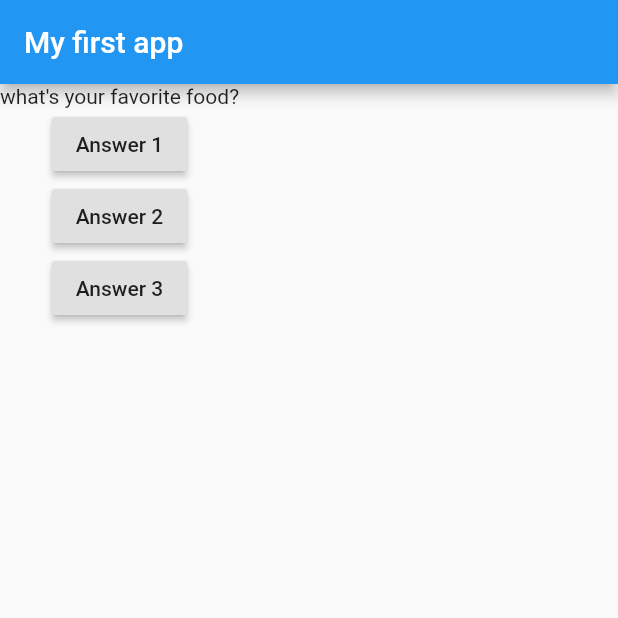
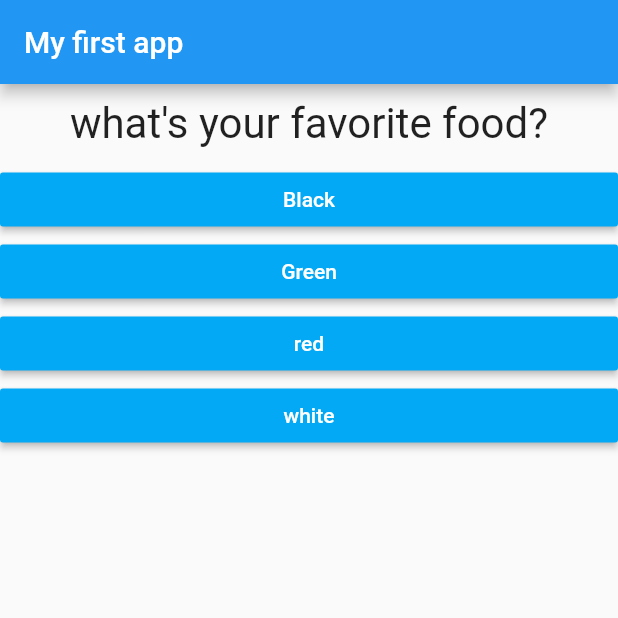
Before and after one commit to georgearbash98/flutter-quiz-app, a Flutter app: the screen it shows after launch, on a phone screen of 412 x 824 dp, the top half of it. Run offline on Flutter 3.47's test engine with Material 2 defaults, Android fonts, the phone set to English and light mode, and no system bars.

Commit message:
new questions and new styles

```diff
--- /dev/null
+++ b/lib/answer.dart
@@ -0,0 +1,22 @@
+import 'package:flutter/material.dart';
+
+class Answer extends StatelessWidget {
+  //pointer at a function
+  final Function selectHandler;
+  final String answerText;
+
+  Answer(this.selectHandler, this.answerText);
+
+  @override
+  Widget build(BuildContext context) {
+    return Container(
+      width: double.infinity,
+      child: RaisedButton(
+        color: Colors.lightBlue,
+        textColor: Colors.white,
+        child: Text(answerText),
+        onPressed: selectHandler,
+      ),
+    );
+  }
+}
--- a/lib/main.dart
+++ b/lib/main.dart
@@ -1,34 +1,46 @@
 import 'package:flutter/material.dart';
+
+import './question.dart';
+import './answer.dart';
 
 void main() {
   runApp(MyApp());
 }
+
 //Stateful needs two classes for regenerating
 class MyApp extends StatefulWidget {
-
   @override
   State<StatefulWidget> createState() {
-    // TODO: implement createState
-    return MyAppState();
+    return _MyAppState();
   }
 }
 
-class MyAppState extends State<MyApp> {
-    var questionIndex = 0;
-    void answerQuestion() {
+class _MyAppState extends State<MyApp> {
+  var _questionIndex = 0;
+  void _answerQuestion() {
     // Set stare force flutter to re-render (rebuild) the UI
-      if(questionIndex == 1)
-        questionIndex=-1;
+    if (_questionIndex == 2) _questionIndex = -1;
     setState(() {
-        questionIndex++;
+      _questionIndex++;
     });
     print('answer chosen');
   }
+
   @override
   Widget build(BuildContext context) {
     var questions = [
-      'what\'s your favorite food?',
-      'what kind of movies do you like the most?'
+      {
+        'questionText': 'what\'s your favorite food?',
+        'answers': ['Black', 'Green', 'red', 'white']
+      },
+      {
+        'questionText': 'what kind of movies do you like the most?',
+        'answers': ['comedy', 'romance', 'action', 'horror']
+      },
+      {
+        'questionText': 'whats your favorite programing languae',
+        'answers': ['dart', 'c#', 'node.js', 'php']
+      },
     ];
     return MaterialApp(
       home: Scaffold(
@@ -38,19 +50,12 @@ class MyAppState extends State<MyApp> {
         // list of widgets
         body: Column(
           children: [
-            Text(questions[questionIndex]),
-            RaisedButton(
-              child: Text('Answer 1'),
-              onPressed: answerQuestion,
+            Question(
+              questions[_questionIndex]['questionText']
               ),
-            RaisedButton(
-              child: Text('Answer 2'),
-              onPressed: answerQuestion,
-            ),
-            RaisedButton(
-              child: Text('Answer 3'),
-              onPressed: answerQuestion,
-            ),
+            ...(questions[_questionIndex]['answers'] as List<String>).map((answer) {
+              return Answer(_answerQuestion, answer);
+            }).toList()
           ],
         ),
       ),
--- /dev/null
+++ b/lib/question.dart
@@ -0,0 +1,21 @@
+import 'package:flutter/material.dart';
+
+class Question extends StatelessWidget {
+  final String questionText;
+
+  //fast way to make constructor in dart
+  Question(this.questionText);
+
+  @override
+  Widget build(BuildContext context) {
+    return Container(
+      width: double.infinity,
+      margin: EdgeInsets.all(10),
+      child: Text(
+        questionText,
+        style: TextStyle(fontSize: 28),
+        textAlign: TextAlign.center,
+      ),
+    );
+  }
+}
```
Lines whose indentation alone changed are shown as unchanged.
